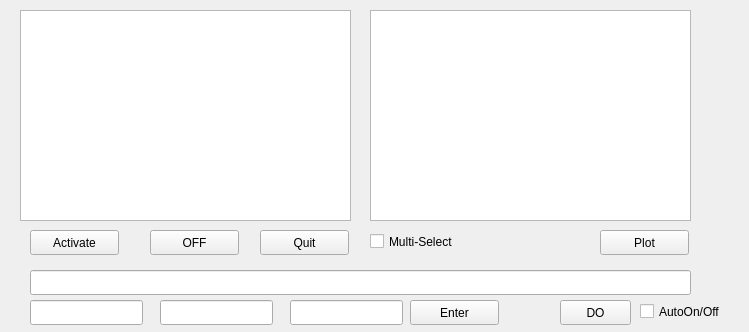
Qt form rqt_aidin2/src/rqt_aidin2.ui (jimpark48/rqt_aidin2) before a commit.
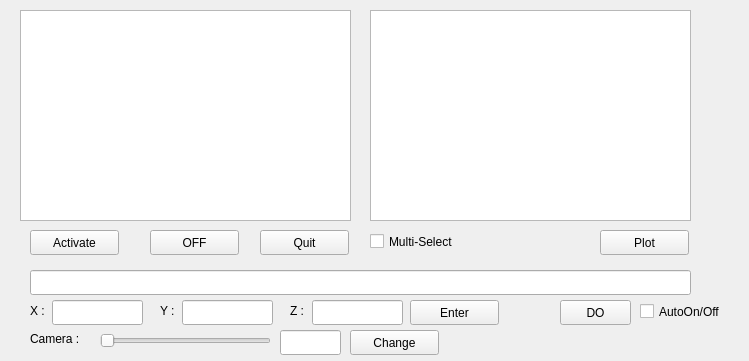
The same form after that commit.

```diff
--- a/rqt_aidin2/src/rqt_aidin2.ui
+++ b/rqt_aidin2/src/rqt_aidin2.ui
@@ -7,7 +7,7 @@
     <x>0</x>
     <y>0</y>
     <width>749</width>
-    <height>332</height>
+    <height>361</height>
    </rect>
   </property>
   <property name="windowTitle">
@@ -111,9 +111,9 @@
   <widget class="QLineEdit" name="lineEdit_2">
    <property name="geometry">
     <rect>
-     <x>30</x>
+     <x>52</x>
      <y>300</y>
-     <width>113</width>
+     <width>91</width>
      <height>25</height>
     </rect>
    </property>
@@ -121,9 +121,9 @@
   <widget class="QLineEdit" name="lineEdit_3">
    <property name="geometry">
     <rect>
-     <x>160</x>
+     <x>182</x>
      <y>300</y>
-     <width>113</width>
+     <width>91</width>
      <height>25</height>
     </rect>
    </property>
@@ -131,9 +131,9 @@
   <widget class="QLineEdit" name="lineEdit_4">
    <property name="geometry">
     <rect>
-     <x>290</x>
+     <x>312</x>
      <y>300</y>
-     <width>113</width>
+     <width>91</width>
      <height>25</height>
     </rect>
    </property>
@@ -177,6 +177,94 @@
     <string>AutoOn/Off</string>
    </property>
   </widget>
+  <widget class="QLabel" name="label">
+   <property name="geometry">
+    <rect>
+     <x>30</x>
+     <y>300</y>
+     <width>21</width>
+     <height>21</height>
+    </rect>
+   </property>
+   <property name="text">
+    <string>X : </string>
+   </property>
+  </widget>
+  <widget class="QLabel" name="label_2">
+   <property name="geometry">
+    <rect>
+     <x>160</x>
+     <y>300</y>
+     <width>21</width>
+     <height>21</height>
+    </rect>
+   </property>
+   <property name="text">
+    <string>Y : </string>
+   </property>
+  </widget>
+  <widget class="QLabel" name="label_3">
+   <property name="geometry">
+    <rect>
+     <x>290</x>
+     <y>300</y>
+     <width>21</width>
+     <height>21</height>
+    </rect>
+   </property>
+   <property name="text">
+    <string>Z : </string>
+   </property>
+  </widget>
+  <widget class="QLabel" name="label_4">
+   <property name="geometry">
+    <rect>
+     <x>30</x>
+     <y>330</y>
+     <width>67</width>
+     <height>17</height>
+    </rect>
+   </property>
+   <property name="text">
+    <string>Camera :</string>
+   </property>
+  </widget>
+  <widget class="QLineEdit" name="Camera_angle">
+   <property name="geometry">
+    <rect>
+     <x>280</x>
+     <y>330</y>
+     <width>61</width>
+     <height>25</height>
+    </rect>
+   </property>
+  </widget>
+  <widget class="QPushButton" name="Camera">
+   <property name="geometry">
+    <rect>
+     <x>350</x>
+     <y>330</y>
+     <width>89</width>
+     <height>25</height>
+    </rect>
+   </property>
+   <property name="text">
+    <string>Change</string>
+   </property>
+  </widget>
+  <widget class="QSlider" name="Camera_slider">
+   <property name="geometry">
+    <rect>
+     <x>100</x>
+     <y>330</y>
+     <width>171</width>
+     <height>21</height>
+    </rect>
+   </property>
+   <property name="orientation">
+    <enum>Qt::Horizontal</enum>
+   </property>
+  </widget>
  </widget>
  <resources/>
  <connections/>
```
